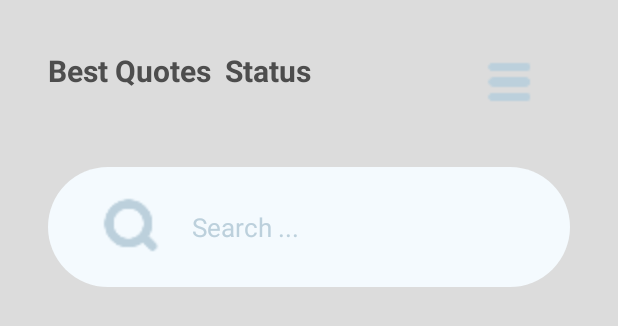
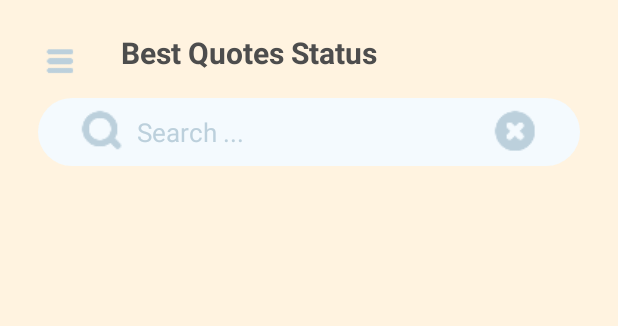
Before and after one commit to huacen/quotest, an Android app: the layout activity_main.xml on its own in the app's theme, with its tools: preview values and no code run, on a phone screen of 412 x 824 dp. Shown: the top 326 px of the screen. Run offline under Robolectric (Android 15) with nearby library versions, the phone set to English and light mode, and no system bars.

Commit message:
优化布局，移除字体框架

```diff
--- a/app/src/main/java/com/flying/famous/quotes/activity/BaseActivity.java
+++ b/app/src/main/java/com/flying/famous/quotes/activity/BaseActivity.java
@@ -4,11 +4,10 @@ import android.content.Context;
 
 import com.zhy.autolayout.AutoLayoutActivity;
 
-import io.github.inflationx.viewpump.ViewPumpContextWrapper;
 
 public class BaseActivity extends AutoLayoutActivity {
     @Override
     protected void attachBaseContext(Context newBase) {
-        super.attachBaseContext(ViewPumpContextWrapper.wrap(newBase));
+        super.attachBaseContext(newBase);
     }
 }
--- a/app/src/main/java/com/flying/famous/quotes/activity/MainActivity.java
+++ b/app/src/main/java/com/flying/famous/quotes/activity/MainActivity.java
@@ -153,7 +153,7 @@ public class MainActivity extends BaseActivity implements View.OnClickListener {
         if (view.getId() == R.id.delete) {
             editText.setText("");
         } else if (view.getId() == R.id.menu) {
-            drawerLayout.openDrawer(Gravity.END);
+            drawerLayout.openDrawer(Gravity.START);
         }
     }
 
--- a/app/src/main/res/layout/activity_main.xml
+++ b/app/src/main/res/layout/activity_main.xml
@@ -10,73 +10,74 @@
     <RelativeLayout
         android:layout_width="match_parent"
         android:layout_height="match_parent"
-        android:background="#DCDCDC">
+        android:background="#fff3e0">
 
 
         <ImageView
             android:id="@+id/menu"
-            android:layout_width="72px"
-            android:layout_height="72px"
-            android:layout_alignParentRight="true"
-            android:layout_marginTop="45px"
-            android:layout_marginRight="72px"
-            android:src="@drawable/menu"></ImageView>
+            android:layout_width="30dp"
+            android:layout_height="30dp"
+            android:layout_marginStart="25dp"
+            android:layout_alignParentStart="true"
+            android:layout_marginTop="25dp"
+            android:layout_marginEnd="25dp"
+            android:src="@drawable/menu"/>
 
         <TextView
             android:layout_width="wrap_content"
-            android:layout_height="93px"
+            android:layout_height="40dp"
             android:layout_alignBottom="@id/menu"
-            android:layout_marginLeft="48px"
+            android:layout_toEndOf="@id/menu"
             android:gravity="center_vertical"
-            android:text="Best Quotes  Status"
+            android:text="@string/app_name"
             android:textColor="#4D4D4D"
             android:textSize="20sp"
-            android:textStyle="bold"></TextView>
+            android:textStyle="bold" />
 
 
         <RelativeLayout
             android:id="@+id/search_layout"
             android:layout_width="match_parent"
-            android:layout_height="120px"
+            android:layout_height="45dp"
             android:layout_below="@id/menu"
-            android:layout_marginLeft="48px"
-            android:layout_marginTop="50px"
-            android:layout_marginRight="48px"
+            android:layout_marginLeft="25dp"
+            android:layout_marginTop="10dp"
+            android:layout_marginRight="25dp"
             android:background="@drawable/search_bg">
 
             <ImageView
                 android:id="@+id/delete"
-                android:layout_width="72px"
-                android:visibility="gone"
-                android:layout_height="72px"
-                android:layout_alignParentRight="true"
+                android:layout_width="35dp"
+                android:visibility="visible"
+                android:layout_height="35dp"
+                android:layout_alignParentEnd="true"
                 android:layout_centerVertical="true"
-                android:layout_marginRight="48px"
-                android:src="@drawable/delete"></ImageView>
+                android:layout_marginEnd="25dp"
+                android:src="@drawable/delete" />
 
             <ImageView
                 android:id="@+id/search"
-                android:layout_width="72px"
-                android:layout_height="72px"
+                android:layout_width="35dp"
+                android:layout_height="35dp"
                 android:layout_centerVertical="true"
-                android:layout_marginLeft="48px"
-                android:src="@drawable/search"></ImageView>
+                android:layout_marginStart="25dp"
+                android:src="@drawable/search"/>
 
 
             <EditText
                 android:id="@+id/input"
                 android:layout_width="match_parent"
                 android:layout_height="match_parent"
-                android:layout_marginLeft="24px"
-                android:layout_marginRight="24px"
-                android:layout_toLeftOf="@id/delete"
-                android:layout_toRightOf="@id/search"
+                android:layout_marginLeft="5dp"
+                android:layout_marginRight="5dp"
+                android:layout_toStartOf="@id/delete"
+                android:layout_toEndOf="@id/search"
                 android:background="@null"
                 android:gravity="center_vertical"
-                android:hint="Search ..."
+                android:hint="@string/search"
                 android:textColor="#4D4D4D"
                 android:textColorHint="#BCD0DC"
-                android:textSize="17sp"></EditText>
+                android:textSize="17sp" />
 
         </RelativeLayout>
 
@@ -86,25 +87,25 @@
             android:layout_width="match_parent"
             android:layout_height="match_parent"
             android:layout_below="@id/search_layout"
-            android:layout_marginLeft="48px"
-            android:layout_marginTop="48px"
-            android:layout_marginRight="48px"
-            android:layout_marginBottom="10px"
-            android:horizontalSpacing="48px"
+            android:layout_marginLeft="20dp"
+            android:layout_marginRight="20dp"
+            android:layout_marginBottom="10dp"
+            android:horizontalSpacing="20dp"
+            android:layout_marginTop="10dp"
             android:numColumns="2"
             android:scrollbars="none"
-            android:verticalSpacing="28px"></GridView>
+            android:verticalSpacing="20dp" />
 
     </RelativeLayout>
-
 
     <!-- 右边菜单 -->
     <com.google.android.material.navigation.NavigationView
         android:id="@+id/navigation_view"
         android:layout_width="260dp"
         android:layout_height="match_parent"
-        android:layout_gravity="end"
+        android:layout_gravity="start"
         app:headerLayout="@layout/head_layout"
         app:menu="@menu/menu_drawer" />
 
+
 </androidx.drawerlayout.widget.DrawerLayout>
--- a/app/src/main/res/values/strings.xml
+++ b/app/src/main/res/values/strings.xml
@@ -1,3 +1,8 @@
 <resources>
-    <string name="app_name">Quotes</string>
+    <string name="app_name">Best Quotes Status</string>
+    <string name="share">Share</string>
+    <string name="copy">Copy</string>
+    <string name="save">Save</string>
+    <string name="like">Like</string>
+    <string name="search">Search ...</string>
 </resources>
--- a/app/src/main/res/values/styles.xml
+++ b/app/src/main/res/values/styles.xml
@@ -19,9 +19,5 @@
         <item name="android:windowTranslucentNavigation">true</item>
     </style>
 
-    <style name="TextAppearance.FontPath" parent="android:TextAppearance">
-        <!-- Custom Attr-->
-        <item name="fontPath">fonts/PTC55F.ttf</item>
-    </style>
 
 </resources>
```
Also changed, not shown: app/build.gradle (+6 -9 lines), app/src/main/java/com/flying/famous/quotes/MyApp.java (+0 -11 lines), app/src/main/res/layout/activity_mood.xml (+16 -16 lines), app/src/main/res/layout/main_item.xml (+13 -12 lines), app/src/main/res/layout/mood_item.xml (+42 -41 lines), gradle.properties (line endings or trailing spaces), 3 other files.
